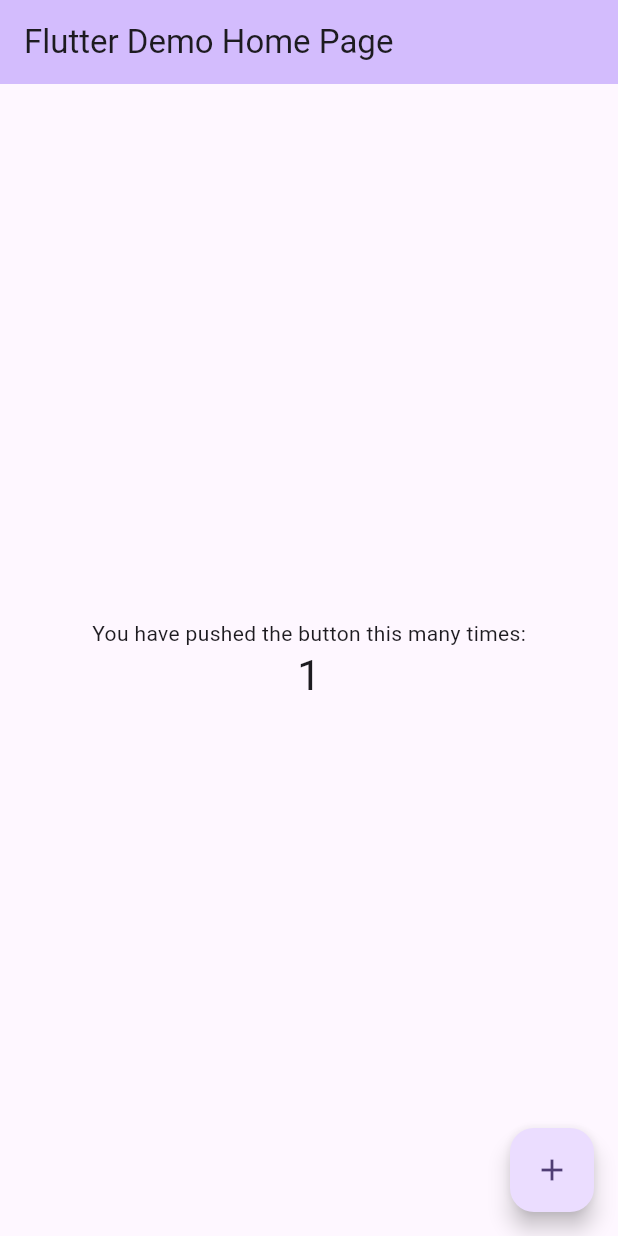
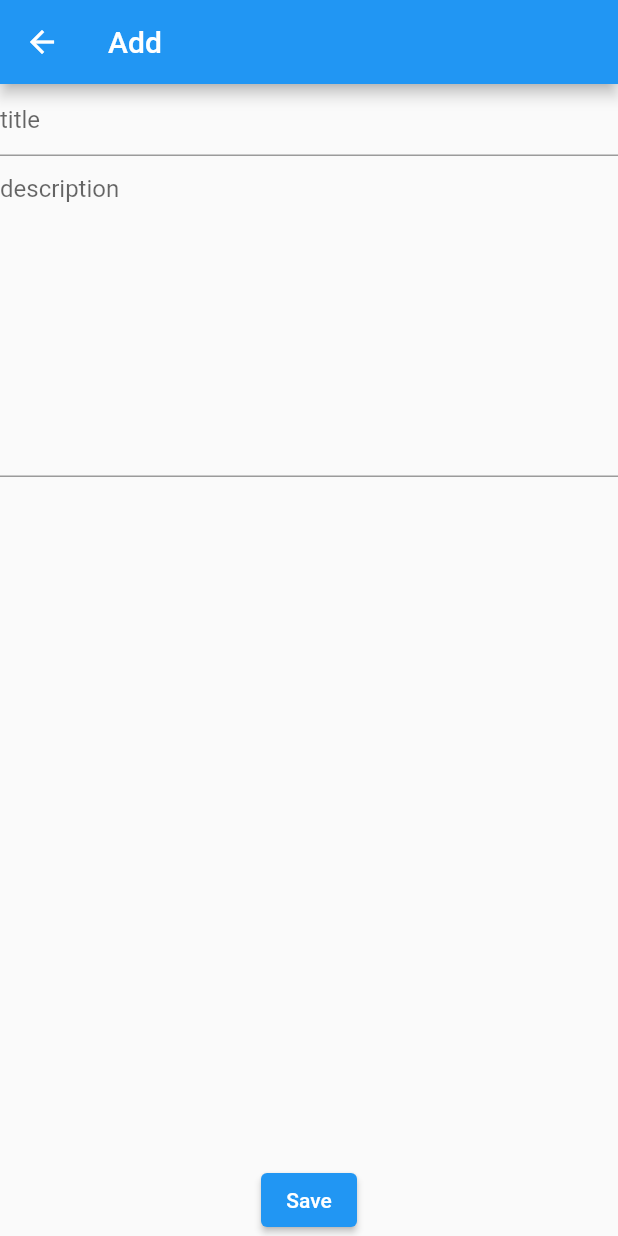
Before and after one commit to chaluemwut/todo, a Flutter app: the screen it shows after launch, after a tap on the "add" icon, on a phone screen of 412 x 824 dp. Run offline on Flutter 3.47's test engine with Material 2 defaults, Android fonts, the phone set to English and light mode, and no system bars; our stand-ins replace get, shared_preferences, sqflite; accounts and stored records are empty.

```diff
--- /dev/null
+++ b/lib/binding/add_binding.dart
@@ -0,0 +1,9 @@
+import 'package:get/get.dart';
+import 'package:todo/controllers/add_controller.dart';
+
+class AddBinding implements Bindings {
+  @override
+  void dependencies() {
+    Get.put(AddController());
+  }
+}
--- /dev/null
+++ b/lib/binding/home_binding.dart
@@ -0,0 +1,10 @@
+
+import 'package:get/get.dart';
+import 'package:todo/controllers/home_controller.dart';
+
+class HomeBinding implements Bindings {
+  @override
+  void dependencies() {
+    Get.put(HomeController());
+  }
+}
--- /dev/null
+++ b/lib/binding/root_binding.dart
@@ -0,0 +1,10 @@
+import 'package:get/get.dart';
+import 'package:todo/services/sqllite_service.dart';
+
+class RootBinding implements Bindings {
+  @override
+  void dependencies() {
+    // Get.put(SharePreferenceService());
+    Get.put(SQLLifeService());
+  }
+}
--- /dev/null
+++ b/lib/binding/splash_binding.dart
@@ -0,0 +1,9 @@
+import 'package:get/get.dart';
+import 'package:todo/controllers/splash_controller.dart';
+
+class SplashBinding implements Bindings {
+  @override
+  void dependencies() {
+    Get.put(SplashController());
+  }
+}
--- /dev/null
+++ b/lib/controllers/add_controller.dart
@@ -0,0 +1,52 @@
+import 'dart:convert';
+
+import 'package:flutter/widgets.dart';
+import 'package:get/get.dart';
+import 'package:sqflite/sqflite.dart';
+import 'package:todo/controllers/home_controller.dart';
+import 'package:todo/models/home_item_model.dart';
+import 'package:todo/routes/app_pages.dart';
+import 'package:todo/services/share_preference.dart';
+import 'package:todo/services/sqllite_service.dart';
+import 'package:uuid/uuid.dart';
+
+class AddController extends GetxController {
+  final homeController = Get.find<HomeController>();
+  // final sharedPreference = Get.find<SharePreferenceService>();
+  final sqlLifeService = Get.find<SQLLifeService>();
+
+  // @override
+  // void onInit() {
+  //   super.onInit();
+  // }
+
+  // void initDb() async {
+  //   database = await openDatabase(
+  //     'todo.db',
+  //     onConfigure: (db) async {
+  //       await db.execute(
+  //           '''create table if not exists todo (uuid text primary key, title text, description text, created_at text DEFAULT CURRENT_TIMESTAMP, status text)
+  //           ''');
+  //     },
+  //   );
+  // }
+
+
+  void onSaveTodo(
+      TextEditingController title, TextEditingController description) async {
+    // await database.insert(
+    //     'todo',
+    //     HomeItemModel(
+    //             const Uuid().v4(), title.text, description.text, 'IN_PROGRESS')
+    //         .toJson());
+    // List<Map> list =
+    //     await database.rawQuery('select * from todo order by created_at desc');
+    sqlLifeService.insert(HomeItemModel(
+        const Uuid().v4(), title.text, description.text, 'IN_PROGRESS'));
+    List<Map> list = await sqlLifeService.query();
+    homeController.todoList.clear();
+    homeController.todoList.addAll(list);
+    homeController.todoList.refresh();
+    Get.toNamed(RoutePath.home);
+  }
+}
--- /dev/null
+++ b/lib/controllers/home_controller.dart
@@ -0,0 +1,26 @@
+import 'package:get/get.dart';
+import 'package:todo/services/sqllite_service.dart';
+
+enum SortFile {
+  title,
+  date,
+  status
+}
+
+class HomeController extends GetxController {
+  RxList todoList = [].obs;
+  final sqlLifeService = Get.find<SQLLifeService>();
+  final activeSearch = [false, false, false].obs;
+
+  @override
+  void onInit() async {
+    List<Map> list = await sqlLifeService.query();
+    todoList.addAll(list);
+    todoList.refresh();
+    super.onInit();
+  }
+
+  void sort(){
+
+  }
+}
--- /dev/null
+++ b/lib/controllers/splash_controller.dart
@@ -0,0 +1,16 @@
+import 'dart:async';
+import 'package:get/get.dart';
+import 'package:todo/routes/app_pages.dart';
+
+
+class SplashController extends GetxController {
+
+  @override
+  void onInit() {
+    super.onInit();
+
+    Timer(const Duration(milliseconds: 2300), () async {
+      Get.offNamed(RoutePath.home);
+    });
+  }
+}
--- a/lib/main.dart
+++ b/lib/main.dart
@@ -1,125 +1,23 @@
 import 'package:flutter/material.dart';
+import 'package:get/get.dart';
+import 'package:todo/binding/root_binding.dart';
+import 'package:todo/routes/app_pages.dart';
 
 void main() {
+  WidgetsFlutterBinding.ensureInitialized();
   runApp(const MyApp());
 }
 
 class MyApp extends StatelessWidget {
-  const MyApp({super.key});
-
-  // This widget is the root of your application.
-  @override
-  Widget build(BuildContext context) {
-    return MaterialApp(
-      title: 'Flutter Demo',
-      theme: ThemeData(
-        // This is the theme of your application.
-        //
-        // TRY THIS: Try running your application with "flutter run". You'll see
-        // the application has a blue toolbar. Then, without quitting the app,
-        // try changing the seedColor in the colorScheme below to Colors.green
-        // and then invoke "hot reload" (save your changes or press the "hot
-        // reload" button in a Flutter-supported IDE, or press "r" if you used
-        // the command line to start the app).
-        //
-        // Notice that the counter didn't reset back to zero; the application
-        // state is not lost during the reload. To reset the state, use hot
-        // restart instead.
-        //
-        // This works for code too, not just values: Most code changes can be
-        // tested with just a hot reload.
-        colorScheme: ColorScheme.fromSeed(seedColor: Colors.deepPurple),
-        useMaterial3: true,
-      ),
-      home: const MyHomePage(title: 'Flutter Demo Home Page'),
-    );
-  }
-}
-
-class MyHomePage extends StatefulWidget {
-  const MyHomePage({super.key, required this.title});
-
-  // This widget is the home page of your application. It is stateful, meaning
-  // that it has a State object (defined below) that contains fields that affect
-  // how it looks.
-
-  // This class is the configuration for the state. It holds the values (in this
-  // case the title) provided by the parent (in this case the App widget) and
-  // used by the build method of the State. Fields in a Widget subclass are
-  // always marked "final".
-
-  final String title;
-
-  @override
-  State<MyHomePage> createState() => _MyHomePageState();
-}
-
-class _MyHomePageState extends State<MyHomePage> {
-  int _counter = 0;
-
-  void _incrementCounter() {
-    setState(() {
-      // This call to setState tells the Flutter framework that something has
-      // changed in this State, which causes it to rerun the build method below
-      // so that the display can reflect the updated values. If we changed
-      // _counter without calling setState(), then the build method would not be
-      // called again, and so nothing would appear to happen.
-      _counter++;
-    });
-  }
+  const MyApp({Key? key}) : super(key: key);
 
   @override
   Widget build(BuildContext context) {
-    // This method is rerun every time setState is called, for instance as done
-    // by the _incrementCounter method above.
-    //
-    // The Flutter framework has been optimized to make rerunning build methods
-    // fast, so that you can just rebuild anything that needs updating rather
-    // than having to individually change instances of widgets.
-    return Scaffold(
-      appBar: AppBar(
-        // TRY THIS: Try changing the color here to a specific color (to
-        // Colors.amber, perhaps?) and trigger a hot reload to see the AppBar
-        // change color while the other colors stay the same.
-        backgroundColor: Theme.of(context).colorScheme.inversePrimary,
-        // Here we take the value from the MyHomePage object that was created by
-        // the App.build method, and use it to set our appbar title.
-        title: Text(widget.title),
-      ),
-      body: Center(
-        // Center is a layout widget. It takes a single child and positions it
-        // in the middle of the parent.
-        child: Column(
-          // Column is also a layout widget. It takes a list of children and
-          // arranges them vertically. By default, it sizes itself to fit its
-          // children horizontally, and tries to be as tall as its parent.
-          //
-          // Column has various properties to control how it sizes itself and
-          // how it positions its children. Here we use mainAxisAlignment to
-          // center the children vertically; the main axis here is the vertical
-          // axis because Columns are vertical (the cross axis would be
-          // horizontal).
-          //
-          // TRY THIS: Invoke "debug painting" (choose the "Toggle Debug Paint"
-          // action in the IDE, or press "p" in the console), to see the
-          // wireframe for each widget.
-          mainAxisAlignment: MainAxisAlignment.center,
-          children: <Widget>[
-            const Text(
-              'You have pushed the button this many times:',
-            ),
-            Text(
-              '$_counter',
-              style: Theme.of(context).textTheme.headlineMedium,
-            ),
-          ],
-        ),
-      ),
-      floatingActionButton: FloatingActionButton(
-        onPressed: _incrementCounter,
-        tooltip: 'Increment',
-        child: const Icon(Icons.add),
-      ), // This trailing comma makes auto-formatting nicer for build methods.
-    );
+    return GetMaterialApp(
+        debugShowCheckedModeBanner: false,
+        title: 'Todo app',
+        initialBinding: RootBinding(),
+        initialRoute: RoutePath.splash,
+        getPages: AppPages.routes);
   }
 }
--- /dev/null
+++ b/lib/models/home_item_model.dart
@@ -0,0 +1,28 @@
+class HomeItemModel {
+  HomeItemModel(this._uuid, this._title, this._description, this._status);
+  String _uuid = '';
+  String _title = '';
+  String _description = '';
+  String _createdAt = '';
+  String _status = '';
+
+  get title => _title;
+  set title(value) => _title = value;
+
+  get description => _description;
+  set description(value) => _description = value;
+
+  HomeItemModel.fromJson(Map json)
+      : _uuid = json['uuid'],
+        _title = json['title'],
+        _description = json['description'],
+        // _createdAt = json['created_at'],
+        _status = json['status'];
+
+  Map<String, dynamic> toJson() => {
+        'uuid': _uuid,
+        'title': _title,
+        'description': _description,
+        'status': _status
+      };
+}
--- /dev/null
+++ b/lib/routes/app_pages.dart
@@ -0,0 +1,25 @@
+import 'package:get/route_manager.dart';
+import 'package:todo/binding/add_binding.dart';
+import 'package:todo/binding/home_binding.dart';
+import 'package:todo/binding/splash_binding.dart';
+import 'package:todo/views/add.dart';
+import 'package:todo/views/home.dart';
+import 'package:todo/views/splash.dart';
+
+class RoutePath {
+  static String splash = "/splash_screen";
+  static String home = "/home";
+  static String add = "/add";
+}
+
+class AppPages {
+  static List<GetPage<dynamic>> routes = [
+    GetPage(
+      name: RoutePath.splash,
+      page: () => const Splash(),
+      binding: SplashBinding(),
+    ),
+    GetPage(name: RoutePath.home, page: () => const Home(), binding: HomeBinding()),
+    GetPage(name: RoutePath.add, page: () => const Add(), binding: AddBinding())
+  ];
+}
--- /dev/null
+++ b/lib/services/share_preference.dart
@@ -0,0 +1,40 @@
+import 'package:get/get_state_manager/get_state_manager.dart';
+import 'package:shared_preferences/shared_preferences.dart';
+
+class PreferenceKey {
+  static String todoData = 'todo_data';
+}
+
+class SharePreferenceService extends GetxService {
+  SharedPreferences? prefs;
+
+  @override
+  void onInit() async {
+    super.onInit();
+
+    // Obtain shared preferences.
+    prefs = await SharedPreferences.getInstance();
+  }
+
+  Future<bool> setInt(String key, int val) => prefs!.setInt(key, val);
+
+  Future<bool> setBool(String key, bool val) => prefs!.setBool(key, val);
+
+  Future<bool> setDouble(String key, double val) => prefs!.setDouble(key, val);
+
+  Future<bool> setString(String key, String val) => prefs!.setString(key, val);
+
+  Future<bool> setStringList(String key, List<String> val) => prefs!.setStringList(key, val);
+
+  int? getInt(String key) => prefs!.getInt(key);
+
+  bool? getBool(String key) => prefs!.getBool(key);
+
+  double? getDouble(String key) => prefs!.getDouble(key);
+
+  String? getString(String key) => prefs!.getString(key);
+
+  List<String>? getStringList(String key) => prefs!.getStringList(key);
+
+  Future<bool> removeKey(String key) => prefs!.remove(key);
+}
--- /dev/null
+++ b/lib/services/sqllite_service.dart
@@ -0,0 +1,28 @@
+import 'package:get/get.dart';
+import 'package:sqflite/sqflite.dart';
+import 'package:todo/models/home_item_model.dart';
+
+class SQLLifeService extends GetxService {
+  late Database database;
+
+  @override
+  void onInit() async {
+    database = await openDatabase(
+      'todo.db',
+      onConfigure: (db) async {
+        await db.execute(
+            '''create table if not exists todo (uuid text primary key, title text, description text, created_at text DEFAULT CURRENT_TIMESTAMP, status text)
+            ''');
+      },
+    );
+    super.onInit();
+  }
+
+  Future<List<Map>> query() async {
+    return await database.rawQuery('select * from todo order by created_at desc');
+  }
+
+  void insert(HomeItemModel homeItemModel) async {
+    await database.insert('todo', homeItemModel.toJson());
+  }
+}
--- /dev/null
+++ b/lib/views/add.dart
@@ -0,0 +1,43 @@
+import 'package:flutter/material.dart';
+import 'package:get/get.dart';
+import 'package:todo/controllers/add_controller.dart';
+import 'package:todo/routes/app_pages.dart';
+
+class Add extends GetView<AddController> {
+  const Add({super.key});
+
+  @override
+  Widget build(BuildContext context) {
+    final title = TextEditingController();
+    final description = TextEditingController();
+    return Scaffold(
+      appBar: AppBar(
+        title: Text('Add'),
+      ),
+      body: Stack(
+        children: [
+          ListView(
+            children: [
+              TextField(
+                controller: title,
+                decoration: InputDecoration(hintText: 'title'),
+              ),
+              TextField(
+                controller: description,
+                keyboardType: TextInputType.multiline,
+                maxLines: null,
+                minLines: 10,
+                decoration: InputDecoration(hintText: 'description'),
+              )
+            ],
+          ),
+          Align(
+              alignment: Alignment.bottomCenter,
+              child: ElevatedButton(
+                  onPressed: () => controller.onSaveTodo(title, description),
+                  child: Text('Save')))
+        ],
+      ),
+    );
+  }
+}
--- /dev/null
+++ b/lib/views/home.dart
@@ -0,0 +1,72 @@
+import 'package:flutter/material.dart';
+import 'package:get/get.dart';
+import 'package:todo/controllers/add_controller.dart';
+import 'package:todo/controllers/home_controller.dart';
+import 'package:todo/models/home_item_model.dart';
+import 'package:todo/routes/app_pages.dart';
+import 'package:todo/widgets/home_item_widget.dart';
+
+class Home extends GetView<HomeController> {
+  const Home({super.key});
+
+  @override
+  Widget build(BuildContext context) {
+    return Scaffold(
+      backgroundColor: const Color(0xFFF2F2F2),
+      body: Padding(
+          padding: EdgeInsets.symmetric(horizontal: 10),
+          child: ListView(
+            children: [
+              Padding(padding: EdgeInsets.only(top: 20), child: Text('Search')),
+              TextField(
+                  decoration:
+                      InputDecoration(hintText: ': title or description')),
+              Padding(
+                  padding: EdgeInsets.only(top: 20), child: Text('Sort by')),
+              Container(
+                  child: Row(
+                mainAxisAlignment: MainAxisAlignment.spaceBetween,
+                children: [
+                  Container(
+                      width: (MediaQuery.sizeOf(context).width / 3) - 10,
+                      child: Obx(() => ElevatedButton(
+                          style: ElevatedButton.styleFrom(
+                              backgroundColor: controller.activeSearch.value[0]
+                                  ? Theme.of(context).primaryColor
+                                  : Colors.grey),
+                          onPressed: () {
+                            controller.activeSearch[0] =
+                                !controller.activeSearch.value[0];
+                            controller.activeSearch.refresh();
+                          },
+                          child: Text('Title')))),
+                  Container(
+                      width: (MediaQuery.sizeOf(context).width / 3) - 10,
+                      child: ElevatedButton(
+                        onPressed: () {},
+                        child: Text('Date'),
+                      )),
+                  Container(
+                      width: (MediaQuery.sizeOf(context).width / 3) - 10,
+                      child: ElevatedButton(
+                        onPressed: () {},
+                        child: Text('Status'),
+                      )),
+                ],
+              )),
+              Obx(() => Column(
+                    children: [
+                      ...List.generate(
+                          controller.todoList.length,
+                          (index) => HomeItemWidget(
+                              homeItemModel: HomeItemModel.fromJson(
+                                  controller.todoList[index])))
+                    ],
+                  ))
+            ],
+          )),
+      floatingActionButton: FloatingActionButton(
+          onPressed: () => Get.toNamed(RoutePath.add), child: Icon(Icons.add)),
+    );
+  }
+}
--- /dev/null
+++ b/lib/views/splash.dart
@@ -0,0 +1,17 @@
+import 'package:flutter/material.dart';
+import 'package:get/get.dart';
+import 'package:todo/controllers/splash_controller.dart';
+
+class Splash extends GetView<SplashController> {
+  const Splash({super.key});
+
+  @override
+  Widget build(BuildContext context) {
+    return const Scaffold(
+      backgroundColor: Color(0xFF71C6D2),
+      body: Center(
+        child: Text('Todo App')
+      ),
+    );
+  }
+}
--- /dev/null
+++ b/lib/widgets/home_item_widget.dart
@@ -0,0 +1,28 @@
+import 'package:flutter/material.dart';
+import 'package:get/get.dart';
+import 'package:todo/controllers/home_controller.dart';
+import 'package:todo/models/home_item_model.dart';
+
+class HomeItemWidget extends StatelessWidget {
+  final HomeItemModel homeItemModel;
+  HomeItemWidget({super.key, required this.homeItemModel});
+  final homeController = Get.find<HomeController>();
+
+  @override
+  Widget build(BuildContext context) {
+    return Padding(
+        padding: EdgeInsets.symmetric(vertical: 5),
+        child: SizedBox(
+           width: MediaQuery.of(context).size.width,
+            child: Card(
+          child: Padding(
+              padding: EdgeInsets.symmetric(vertical: 10, horizontal: 10),
+              child: Column(
+                  crossAxisAlignment: CrossAxisAlignment.start,
+                  children: [
+                    Text(homeItemModel.title),
+                    Text(homeItemModel.description)
+                  ])),
+        )));
+  }
+}
--- a/pubspec.yaml
+++ b/pubspec.yaml
@@ -35,6 +35,10 @@ dependencies:
   # The following adds the Cupertino Icons font to your application.
   # Use with the CupertinoIcons class for iOS style icons.
   cupertino_icons: ^1.0.2
+  get:
+  shared_preferences:
+  uuid:
+  sqflite: ^2.3.0
 
 dev_dependencies:
   flutter_test:
```
Also changed, not shown: pubspec.lock, 7 other files.
